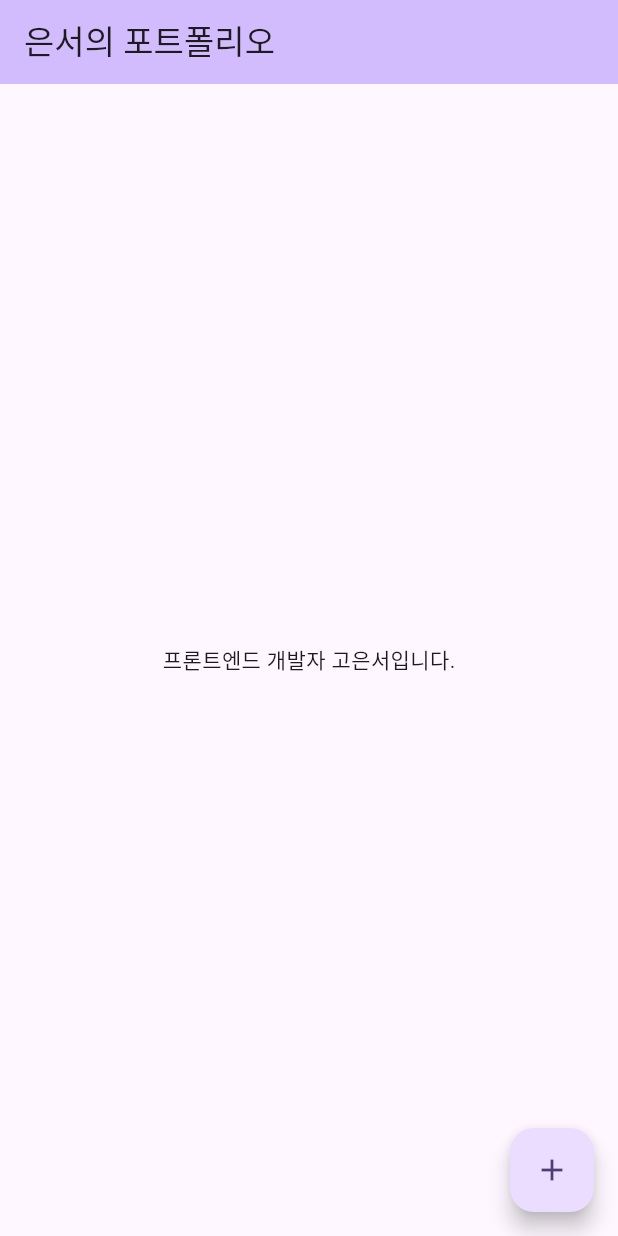
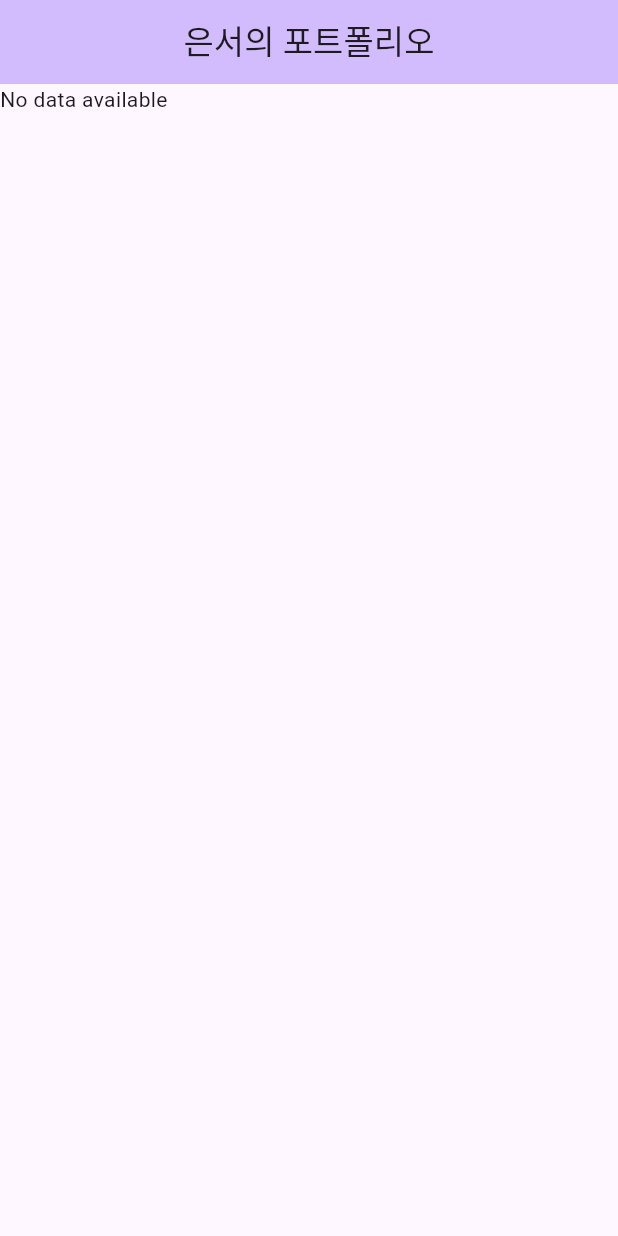
Before and after one commit to Ko-Eunseo/profile_m, a Flutter app: the screen it shows after launch, on a phone screen of 412 x 824 dp. Run offline on Flutter 3.47's test engine with Material 3 defaults, Android fonts, the light colour scheme and no system bars; our stand-ins replace equatable, flutter_dotenv, flutter_riverpod, supabase_flutter; accounts and stored records are empty.

Commit message:
Feat: riverpod 적용 #2

```diff
--- a/lib/main.dart
+++ b/lib/main.dart
@@ -2,6 +2,7 @@ import 'package:flutter/material.dart';
 import 'package:portfolio_mobile/view/pages/home_page.dart';
 import 'package:supabase_flutter/supabase_flutter.dart';
 import 'package:flutter_dotenv/flutter_dotenv.dart';
+import 'package:flutter_riverpod/flutter_riverpod.dart';
 
 Future main() async {
   WidgetsFlutterBinding.ensureInitialized();
@@ -12,7 +13,9 @@ Future main() async {
     anonKey: dotenv.env['SUPABASE_ANON_KEY']!,
   );
   runApp(
-    const MyApp(),
+    const ProviderScope(
+      child: MyApp(),
+    ),
   );
 }
 
@@ -28,7 +31,7 @@ class MyApp extends StatelessWidget {
         useMaterial3: true,
       ),
       debugShowCheckedModeBanner: false,
-      home: const MyHomePage(title: '은서의 포트폴리오'),
+      home: const HomePage(),
     );
   }
 }
--- /dev/null
+++ b/lib/utils/enum.dart
@@ -0,0 +1,6 @@
+enum StateStatus {
+  init,
+  fetching,
+  success,
+  error,
+}
--- a/lib/view/pages/home_page.dart
+++ b/lib/view/pages/home_page.dart
@@ -1,59 +1,57 @@
 import 'package:flutter/material.dart';
-import 'package:portfolio_mobile/model/record_model.dart';
-import 'package:supabase_flutter/supabase_flutter.dart';
+import 'package:portfolio_mobile/model/me_model.dart';
+import 'package:portfolio_mobile/utils/enum.dart';
+import 'package:flutter_riverpod/flutter_riverpod.dart';
+import 'package:portfolio_mobile/viewmodel/about_me/me_notifier.dart';
 
-class MyHomePage extends StatefulWidget {
-  const MyHomePage({super.key, required this.title});
-  final String title;
+class HomePage extends ConsumerWidget {
+  const HomePage({
+    super.key,
+  });
 
   @override
-  State<MyHomePage> createState() => _MyHomePageState();
+  Widget build(BuildContext context, WidgetRef ref) {
+    final state = ref.watch(meProvider);
+
+    return Scaffold(
+      appBar: AppBar(
+        backgroundColor: Theme.of(context).colorScheme.inversePrimary,
+        title: const Text('은서의 포트폴리오'),
+        centerTitle: true,
+      ),
+      body: state.meStatus == StateStatus.fetching
+          ? const Center(
+              child: CircularProgressIndicator(),
+            )
+          : state.meList.isEmpty
+              ? const Text('No data available')
+              : ListMe(
+                  about: state.meList,
+                ),
+    );
+  }
 }
 
-class _MyHomePageState extends State<MyHomePage> {
-  final supabase = Supabase.instance.client;
-  List<RecordModel>? records;
-  List<dynamic> data = [];
-
-  void getRecords() async {
-    records = await supabase.from('page').select().then(
-          (value) => records =
-              value.map<RecordModel>((e) => RecordModel.fromMap(e)).toList(),
-        );
-    setState(() {});
-  }
-
-  String buttonText = '컨텐츠 추가';
-  String subtitle = '프론트엔드 개발자 고은서입니다.';
+class ListMe extends StatelessWidget {
+  const ListMe({
+    super.key,
+    required this.about,
+  });
+  final List<Me> about;
 
   @override
   Widget build(BuildContext context) {
-    return Scaffold(
-      appBar: AppBar(
-        backgroundColor: Theme.of(context).colorScheme.inversePrimary,
-        title: Text(widget.title),
-      ),
-      body: Center(
-        child: Column(
-          mainAxisAlignment: MainAxisAlignment.center,
-          children: records != null
-              ? records!
-                  .map<Widget>(
-                    (record) => Text(record.title ?? 'No title'),
-                  )
-                  .toList()
-              : [
-                  Text(
-                    subtitle,
-                  ),
-                ],
-        ),
-      ),
-      floatingActionButton: FloatingActionButton(
-        onPressed: getRecords,
-        tooltip: buttonText,
-        child: const Icon(Icons.add),
-      ),
-    );
+    return ListView.separated(
+        itemBuilder: (context, index) {
+          final me = about[index];
+          return ListTile(
+            title: Text(me.title!),
+            subtitle: Text(me.description!),
+          );
+        },
+        separatorBuilder: (context, index) {
+          return const Divider();
+        },
+        itemCount: about.length);
   }
 }
--- /dev/null
+++ b/lib/viewmodel/about_me/me_notifier.dart
@@ -0,0 +1,37 @@
+import 'package:flutter_riverpod/flutter_riverpod.dart';
+import 'package:portfolio_mobile/model/me_model.dart';
+import 'package:portfolio_mobile/repository/about_me_repository.dart';
+import 'package:portfolio_mobile/utils/enum.dart';
+import 'package:portfolio_mobile/viewmodel/about_me/me_state.dart';
+
+class MeNotifier extends StateNotifier<MeState> {
+  final AboutMeRepository aboutMeRepository;
+
+  MeNotifier(this.aboutMeRepository) : super(MeState.init());
+
+  Future<void> getAboutMe() async {
+    try {
+      state = state.copyWith(meStatus: StateStatus.fetching);
+      List<Me> meList = await aboutMeRepository.getAboutMe();
+
+      state = state.copyWith(
+        meList: meList,
+        meStatus: StateStatus.success,
+      );
+    } catch (e) {
+      state = state.copyWith(meStatus: StateStatus.error);
+      rethrow;
+    }
+  }
+}
+
+final meProvider = StateNotifierProvider<MeNotifier, MeState>(
+  (ref) {
+    final meNotifier = MeNotifier(AboutMeRepository());
+    ref.onDispose(() {
+      meNotifier.dispose();
+    });
+    meNotifier.getAboutMe();
+    return meNotifier;
+  },
+);
```
Also changed, not shown: lib/model/education_model.dart (added, +37 -0 lines), lib/model/me_model.dart (added, +54 -0 lines), lib/model/skill_model.dart (added, +23 -0 lines), lib/repository/about_me_repository.dart (added, +24 -0 lines), lib/view/widgets/build_error.dart (added, +28 -0 lines), lib/viewmodel/about_me/me_state.dart (added, +34 -0 lines), lib/model/contact_model.dart (added).
